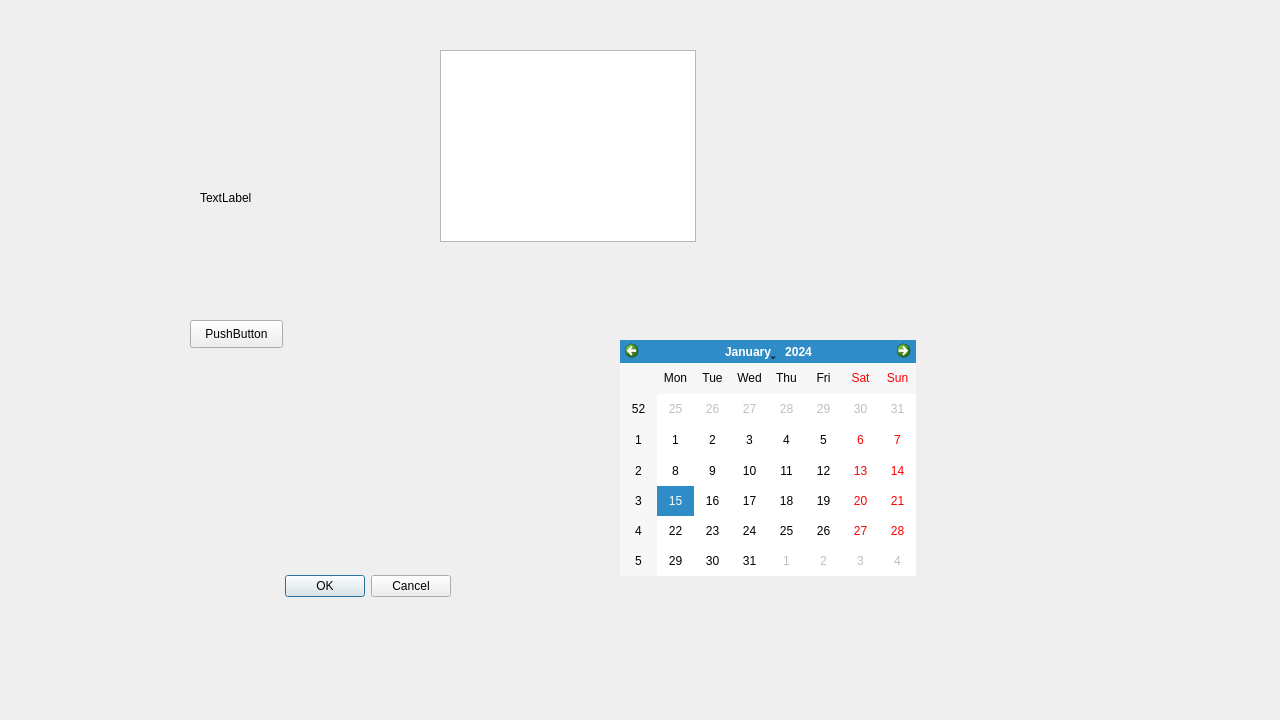
LC044/DB_Chat, file Ui/chat/chatUi.ui: the form before one commit.
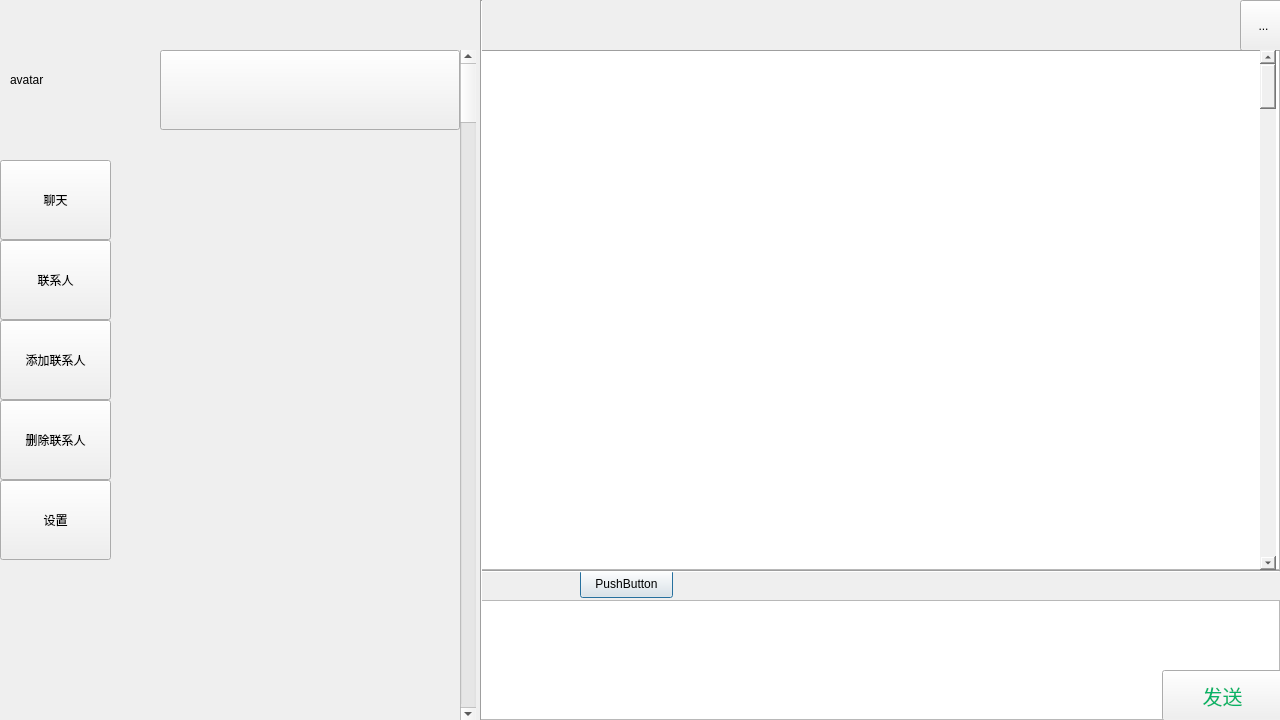
The form after the commit.

What changed in the file:
```diff
--- a/Ui/chat/chatUi.ui
+++ b/Ui/chat/chatUi.ui
@@ -13,60 +13,14 @@
   <property name="windowTitle">
    <string>Dialog</string>
   </property>
-  <widget class="QDialogButtonBox" name="buttonBox">
-   <property name="geometry">
-    <rect>
-     <x>110</x>
-     <y>570</y>
-     <width>341</width>
-     <height>32</height>
-    </rect>
-   </property>
-   <property name="orientation">
-    <enum>Qt::Horizontal</enum>
-   </property>
-   <property name="standardButtons">
-    <set>QDialogButtonBox::Cancel|QDialogButtonBox::Ok</set>
-   </property>
-  </widget>
-  <widget class="QLabel" name="label">
-   <property name="geometry">
-    <rect>
-     <x>200</x>
-     <y>190</y>
-     <width>72</width>
-     <height>15</height>
-    </rect>
-   </property>
-   <property name="text">
-    <string>TextLabel</string>
-   </property>
-  </widget>
-  <widget class="QTextBrowser" name="textBrowser">
-   <property name="geometry">
-    <rect>
-     <x>440</x>
-     <y>50</y>
-     <width>256</width>
-     <height>192</height>
-    </rect>
-   </property>
-  </widget>
-  <widget class="QCalendarWidget" name="calendarWidget">
-   <property name="geometry">
-    <rect>
-     <x>620</x>
-     <y>340</y>
-     <width>296</width>
-     <height>236</height>
-    </rect>
-   </property>
-  </widget>
+  <property name="autoFillBackground">
+   <bool>false</bool>
+  </property>
   <widget class="QPushButton" name="pushButton">
    <property name="geometry">
     <rect>
-     <x>190</x>
-     <y>320</y>
+     <x>580</x>
+     <y>570</y>
      <width>93</width>
      <height>28</height>
     </rect>
@@ -75,6 +29,275 @@
     <string>PushButton</string>
    </property>
   </widget>
+  <widget class="QTextBrowser" name="textBrowser">
+   <property name="geometry">
+    <rect>
+     <x>480</x>
+     <y>50</y>
+     <width>800</width>
+     <height>520</height>
+    </rect>
+   </property>
+  </widget>
+  <widget class="QTextEdit" name="textEdit">
+   <property name="geometry">
+    <rect>
+     <x>480</x>
+     <y>600</y>
+     <width>800</width>
+     <height>120</height>
+    </rect>
+   </property>
+  </widget>
+  <widget class="QToolButton" name="toolButton">
+   <property name="geometry">
+    <rect>
+     <x>1240</x>
+     <y>0</y>
+     <width>47</width>
+     <height>51</height>
+    </rect>
+   </property>
+   <property name="text">
+    <string>...</string>
+   </property>
+  </widget>
+  <widget class="QPushButton" name="sendMsg">
+   <property name="geometry">
+    <rect>
+     <x>1162</x>
+     <y>670</y>
+     <width>121</width>
+     <height>51</height>
+    </rect>
+   </property>
+   <property name="font">
+    <font>
+     <family>黑体</family>
+     <pointsize>15</pointsize>
+     <weight>50</weight>
+     <bold>false</bold>
+    </font>
+   </property>
+   <property name="cursor">
+    <cursorShape>ArrowCursor</cursorShape>
+   </property>
+   <property name="mouseTracking">
+    <bool>false</bool>
+   </property>
+   <property name="autoFillBackground">
+    <bool>false</bool>
+   </property>
+   <property name="styleSheet">
+    <string notr="true">QPushButton {
+	background-color: #f0f0f0;
+    
+	padding: 10px;
+	color:rgb(5,180,104);
+}</string>
+   </property>
+   <property name="text">
+    <string>发送</string>
+   </property>
+   <property name="iconSize">
+    <size>
+     <width>40</width>
+     <height>40</height>
+    </size>
+   </property>
+   <property name="checkable">
+    <bool>false</bool>
+   </property>
+   <property name="autoDefault">
+    <bool>true</bool>
+   </property>
+  </widget>
+  <widget class="Line" name="line">
+   <property name="geometry">
+    <rect>
+     <x>480</x>
+     <y>570</y>
+     <width>800</width>
+     <height>3</height>
+    </rect>
+   </property>
+   <property name="orientation">
+    <enum>Qt::Horizontal</enum>
+   </property>
+  </widget>
+  <widget class="Line" name="line_2">
+   <property name="geometry">
+    <rect>
+     <x>480</x>
+     <y>50</y>
+     <width>800</width>
+     <height>3</height>
+    </rect>
+   </property>
+   <property name="orientation">
+    <enum>Qt::Horizontal</enum>
+   </property>
+  </widget>
+  <widget class="Line" name="line_3">
+   <property name="geometry">
+    <rect>
+     <x>480</x>
+     <y>0</y>
+     <width>3</width>
+     <height>720</height>
+    </rect>
+   </property>
+   <property name="orientation">
+    <enum>Qt::Vertical</enum>
+   </property>
+  </widget>
+  <widget class="QScrollBar" name="verticalScrollBar">
+   <property name="geometry">
+    <rect>
+     <x>460</x>
+     <y>50</y>
+     <width>16</width>
+     <height>671</height>
+    </rect>
+   </property>
+   <property name="orientation">
+    <enum>Qt::Vertical</enum>
+   </property>
+  </widget>
+  <widget class="QScrollBar" name="verticalScrollBar_2">
+   <property name="geometry">
+    <rect>
+     <x>1260</x>
+     <y>50</y>
+     <width>16</width>
+     <height>520</height>
+    </rect>
+   </property>
+   <property name="styleSheet">
+    <string notr="true">background-color: #f0f0f0;</string>
+   </property>
+   <property name="orientation">
+    <enum>Qt::Vertical</enum>
+   </property>
+  </widget>
+  <widget class="QPushButton" name="pushButton_2">
+   <property name="geometry">
+    <rect>
+     <x>160</x>
+     <y>50</y>
+     <width>300</width>
+     <height>80</height>
+    </rect>
+   </property>
+   <property name="layoutDirection">
+    <enum>Qt::LeftToRight</enum>
+   </property>
+   <property name="autoFillBackground">
+    <bool>false</bool>
+   </property>
+   <property name="text">
+    <string/>
+   </property>
+   <property name="iconSize">
+    <size>
+     <width>80</width>
+     <height>80</height>
+    </size>
+   </property>
+  </widget>
+  <widget class="QWidget" name="verticalLayoutWidget">
+   <property name="geometry">
+    <rect>
+     <x>0</x>
+     <y>160</y>
+     <width>111</width>
+     <height>402</height>
+    </rect>
+   </property>
+   <layout class="QVBoxLayout" name="verticalLayout_2" stretch="1,0,1,1,1">
+    <property name="spacing">
+     <number>0</number>
+    </property>
+    <item>
+     <widget class="QPushButton" name="btn_msg">
+      <property name="minimumSize">
+       <size>
+        <width>0</width>
+        <height>80</height>
+       </size>
+      </property>
+      <property name="text">
+       <string>聊天</string>
+      </property>
+     </widget>
+    </item>
+    <item>
+     <widget class="QPushButton" name="btn_contact">
+      <property name="minimumSize">
+       <size>
+        <width>0</width>
+        <height>80</height>
+       </size>
+      </property>
+      <property name="text">
+       <string>联系人</string>
+      </property>
+     </widget>
+    </item>
+    <item>
+     <widget class="QPushButton" name="btn_addC">
+      <property name="minimumSize">
+       <size>
+        <width>0</width>
+        <height>80</height>
+       </size>
+      </property>
+      <property name="text">
+       <string>添加联系人</string>
+      </property>
+     </widget>
+    </item>
+    <item>
+     <widget class="QPushButton" name="btn_delC">
+      <property name="minimumSize">
+       <size>
+        <width>0</width>
+        <height>80</height>
+       </size>
+      </property>
+      <property name="text">
+       <string>删除联系人</string>
+      </property>
+     </widget>
+    </item>
+    <item>
+     <widget class="QPushButton" name="pushButton_6">
+      <property name="minimumSize">
+       <size>
+        <width>100</width>
+        <height>80</height>
+       </size>
+      </property>
+      <property name="text">
+       <string>设置</string>
+      </property>
+     </widget>
+    </item>
+   </layout>
+  </widget>
+  <widget class="QLabel" name="myavatar">
+   <property name="geometry">
+    <rect>
+     <x>10</x>
+     <y>30</y>
+     <width>100</width>
+     <height>100</height>
+    </rect>
+   </property>
+   <property name="text">
+    <string>avatar</string>
+   </property>
+  </widget>
  </widget>
  <resources/>
  <connections>
```
Left out of the diff: 38 changed lines with no effect on the pictures.
